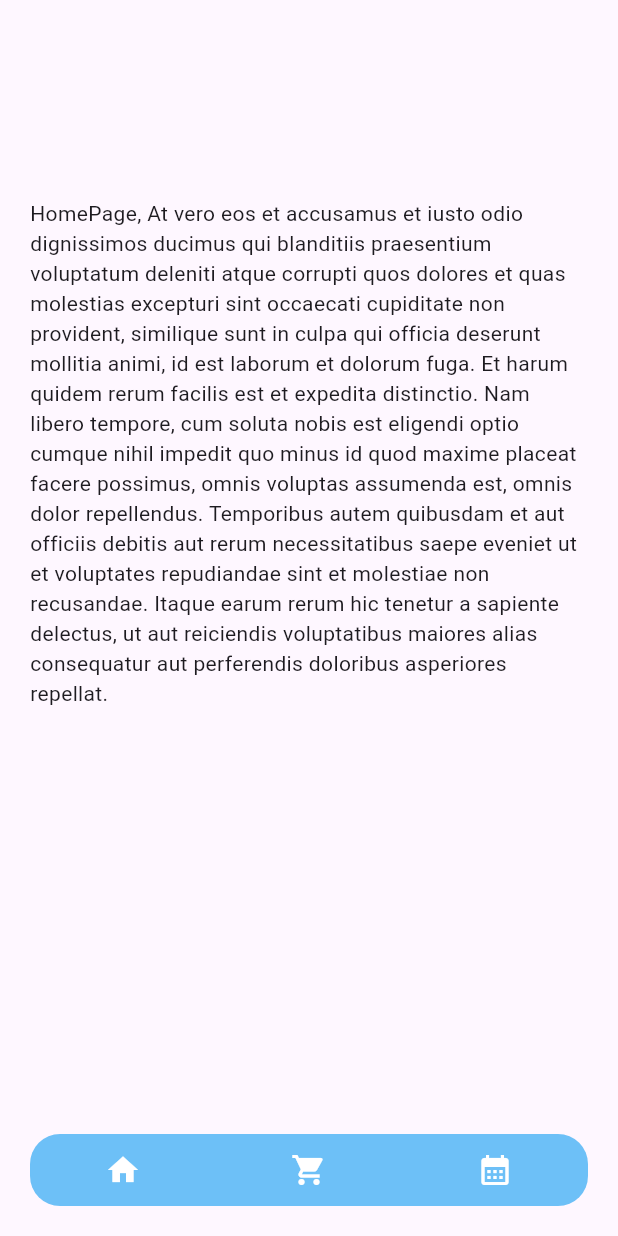
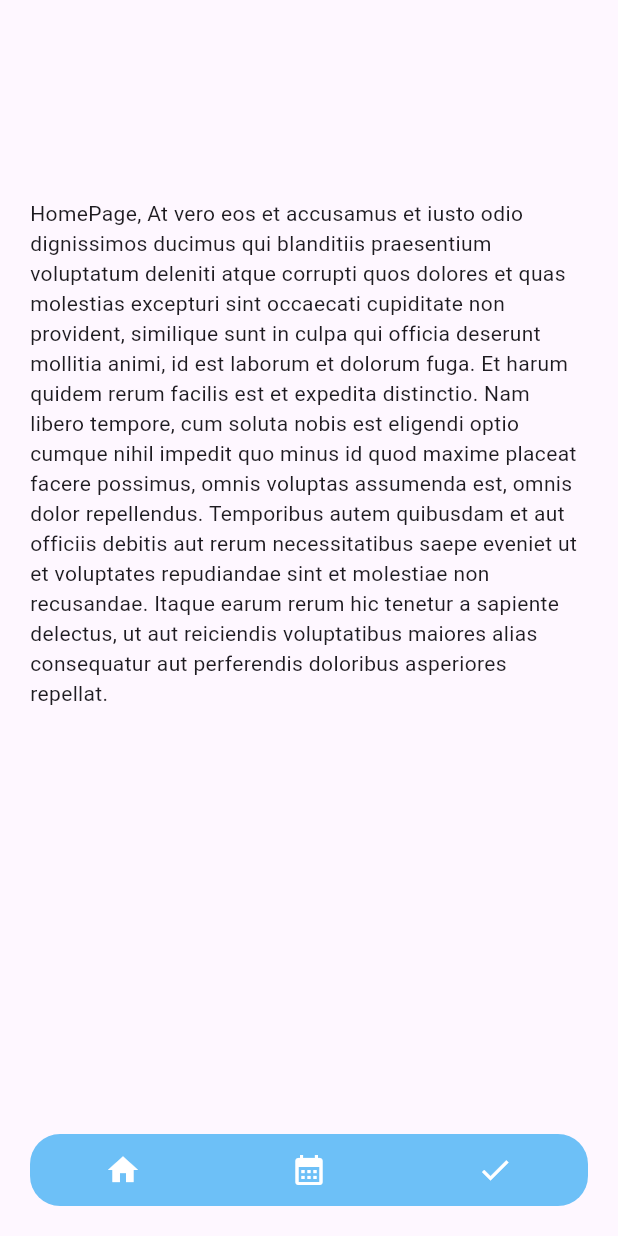
Before and after one commit to kauanBestel/flutter-equipment-booking, a Flutter app: the HomePage screen opened directly, item 2 of the bottom bar chosen, after a tap on the "home" icon, on a phone screen of 412 x 824 dp. Run offline on Flutter 3.47's test engine with Material 3 defaults, Android fonts, the phone set to English and light mode, and no system bars; our stand-ins replace cloud_firestore, firebase_auth, firebase_core, flutter_dotenv, table_calendar; missing offline and left inert: steps_indicator; accounts and stored records are empty.

Commit message:
fix bottom navbar

```diff
--- a/lib/presentation/screens/pages/home_page.dart
+++ b/lib/presentation/screens/pages/home_page.dart
@@ -1,55 +1,26 @@
-import 'package:equipment_boking/presentation/screens/pages/calendar_page.dart';
-import 'package:equipment_boking/presentation/screens/pages/products_page1.dart';
-import 'package:equipment_boking/presentation/widgets/custom_botomappbar.dart';
+import 'package:equipment_boking/presentation/widgets/base_bottomappbar.dart';
 import 'package:flutter/material.dart';
 
 class HomePage extends StatelessWidget {
+  const HomePage({super.key});
+
   @override
   Widget build(BuildContext context) {
-    return Scaffold(
+    return const Scaffold(
         body: Center(
           child: Padding(
-            padding: const EdgeInsets.all(20.0),
+            padding: EdgeInsets.all(20.0),
             child: Column(
               mainAxisAlignment: MainAxisAlignment.spaceEvenly,
               children: [
-                const Text(
+                Text(
                     'HomePage, At vero eos et accusamus et iusto odio dignissimos ducimus qui blanditiis praesentium voluptatum deleniti atque corrupti quos dolores et quas molestias excepturi sint occaecati cupiditate non provident, similique sunt in culpa qui officia deserunt mollitia animi, id est laborum et dolorum fuga. Et harum quidem rerum facilis est et expedita distinctio. Nam libero tempore, cum soluta nobis est eligendi optio cumque nihil impedit quo minus id quod maxime placeat facere possimus, omnis voluptas assumenda est, omnis dolor repellendus. Temporibus autem quibusdam et aut officiis debitis aut rerum necessitatibus saepe eveniet ut et voluptates repudiandae sint et molestiae non recusandae. Itaque earum rerum hic tenetur a sapiente delectus, ut aut reiciendis voluptatibus maiores alias consequatur aut perferendis doloribus asperiores repellat.'),
-                const SizedBox(height: 20)
+                SizedBox(height: 20)
               ],
             ),
           ),
         ),
-        bottomNavigationBar: CustomBottomAppBar(
-          iconRoutes: [
-            IconRoute(
-                icon: Icons.home,
-                route: HomePage(),
-                onPressed: () {
-                  Navigator.pushReplacement(
-                    context,
-                    MaterialPageRoute(builder: (context) => HomePage()),
-                  );
-                }),
-            IconRoute(
-                icon: Icons.shopping_cart,
-                route: ProductsPage1(),
-                onPressed: () {
-                  Navigator.pushReplacement(
-                    context,
-                    MaterialPageRoute(builder: (context) => ProductsPage1()),
-                  );
-                }),
-            IconRoute(
-                icon: Icons.calendar_month,
-                route: CalendarPage(),
-                onPressed: () {
-                  Navigator.pushReplacement(
-                    context,
-                    MaterialPageRoute(builder: (context) => CalendarPage()),
-                  );
-                }),
-          ],
-        ));
+        bottomNavigationBar: BaseBottomAppBar()
+      );
   }
 }
--- a/lib/presentation/screens/pages/products_page1.dart
+++ b/lib/presentation/screens/pages/products_page1.dart
@@ -1,8 +1,5 @@
-import 'package:equipment_boking/presentation/screens/pages/admin_page.dart';
-import 'package:equipment_boking/presentation/screens/pages/calendar_page.dart';
-import 'package:equipment_boking/presentation/screens/pages/home_page.dart';
 import 'package:equipment_boking/presentation/screens/pages/products_page2.dart';
-import 'package:equipment_boking/presentation/widgets/custom_botomappbar.dart';
+import 'package:equipment_boking/presentation/widgets/base_bottomappbar.dart';
 import 'package:equipment_boking/presentation/widgets/custom_navigation_button.dart';
 import 'package:flutter/material.dart';
 import 'package:equipment_boking/presentation/widgets/custom_product1.dart';
@@ -68,38 +65,7 @@ class ProductsPage1 extends StatelessWidget {
           );
         },
       ),
-      bottomNavigationBar: CustomBottomAppBar(
-        iconRoutes: [
-          IconRoute(
-              icon: Icons.home,
-              route: HomePage(),
-              onPressed: () {
-                Navigator.pushReplacement(
-                  context,
-                  MaterialPageRoute(builder: (context) => HomePage()),
-                );
-              }),
-          IconRoute(
-              icon: Icons.calendar_month,
-              route: const ProductsPage1(),
-              onPressed: () {
-                Navigator.pushReplacement(
-                  context,
-                  MaterialPageRoute(builder: (context) => const CalendarPage()),
-                );
-              }),
-          IconRoute(
-            icon: Icons.check,
-            route: const CalendarPage(),
-            onPressed: () {
-              Navigator.pushReplacement(
-                context,
-                MaterialPageRoute(builder: (context) => const AdminPage()),
-              );
-            },
-          ),
-        ],
-      ),
+      bottomNavigationBar: const BaseBottomAppBar()
     );
   }
 }
--- a/lib/presentation/screens/pages/register_page.dart
+++ b/lib/presentation/screens/pages/register_page.dart
@@ -98,6 +98,7 @@ class _RegisterPageState extends State<RegisterPage> {
     String username = _usernameController.text;
     String email = _emailController.text;
     String password = _passwordController.text;
+    int role = 0;
 
     try {
       await _auth.signUpWithEmailAndPassword(email, password);
@@ -105,11 +106,12 @@ class _RegisterPageState extends State<RegisterPage> {
       await _firestore.collection('users').doc(email).set({
         'username': username,
         'email': email,
+        'role': role,
       });
 
       // ignore: avoid_print
       print("Usuário criado com sucesso");
-      Navigator.push(
+      Navigator.pushReplacement(
         // ignore: use_build_context_synchronously
         context,
         MaterialPageRoute(builder: (context) => const LoginPage()),
--- /dev/null
+++ b/lib/presentation/widgets/base_bottomappbar.dart
@@ -0,0 +1,56 @@
+import 'package:equipment_boking/presentation/screens/pages/admin_page.dart';
+import 'package:equipment_boking/presentation/screens/pages/calendar_page.dart';
+import 'package:equipment_boking/presentation/screens/pages/home_page.dart';
+// import 'package:equipment_boking/presentation/screens/pages/products_page1.dart';
+import 'package:equipment_boking/presentation/widgets/custom_botomappbar.dart';
+import 'package:flutter/material.dart';
+
+class BaseBottomAppBar extends StatelessWidget {
+  const BaseBottomAppBar({super.key});
+
+  @override
+  Widget build(BuildContext context) {
+    return CustomBottomAppBar(
+        iconRoutes: [
+          IconRoute(
+              icon: Icons.home,
+              route: const HomePage(),
+              onPressed: () {
+                Navigator.pushReplacement(
+                  context,
+                  PageRouteBuilder(
+                  transitionDuration: Duration.zero, // No animation duration
+                  pageBuilder: (_, __, ___) =>  const HomePage()
+                ),
+              );
+            }
+          ),
+          IconRoute(
+            icon: Icons.calendar_month,
+            route: const CalendarPage(),
+            onPressed: () {
+              Navigator.pushReplacement(
+                context,
+                PageRouteBuilder(
+                  transitionDuration: Duration.zero, // No animation duration
+                  pageBuilder: (_, __, ___) => const CalendarPage()
+                ),
+              );
+            }
+          ),
+          IconRoute(
+            icon: Icons.check,
+            route: const AdminPage(),
+            onPressed: () {
+              Navigator.pushReplacement(
+                context,
+                PageRouteBuilder(
+                transitionDuration: Duration.zero, // No animation duration
+                pageBuilder: (_, __, ___) =>  const AdminPage()),
+              );
+            },
+          ),
+        ],
+      );
+  }
+}
```
Also changed, not shown: lib/main.dart (+4 -3 lines), lib/presentation/screens/pages/admin_page.dart (+2 -26 lines), lib/presentation/screens/pages/calendar_page.dart (+3 -36 lines), lib/presentation/screens/pages/products_page2.dart (+2 -36 lines), pubspec.lock.
